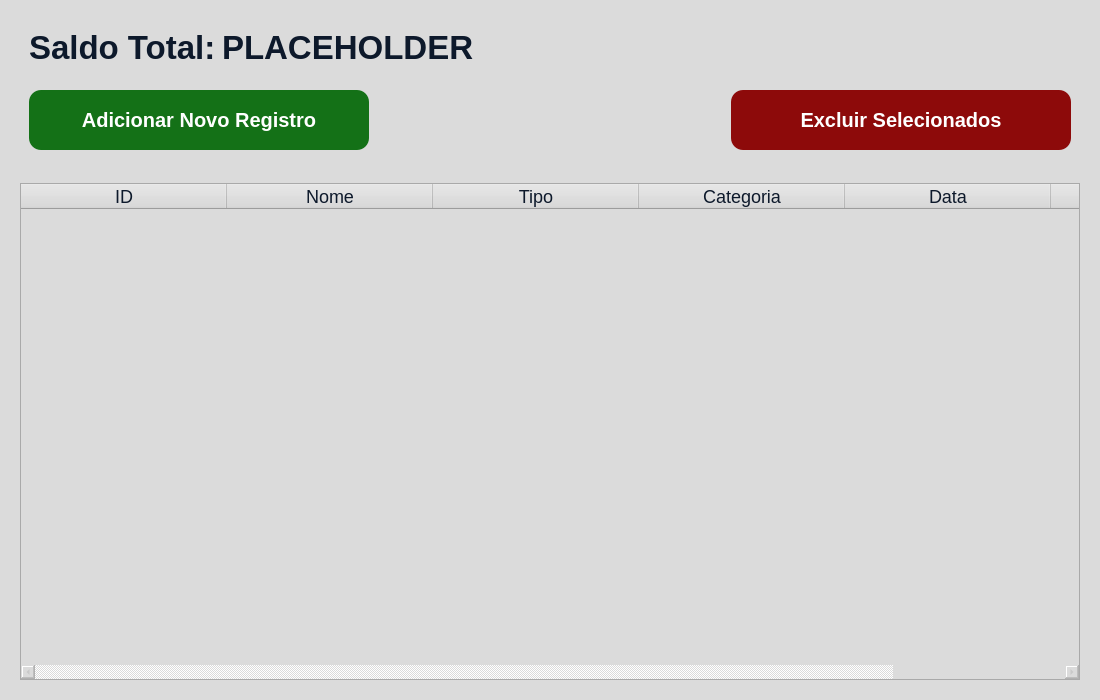
Qt form ui/BalancoWindow.ui (kawlu/Atlas-Finance) before a commit.
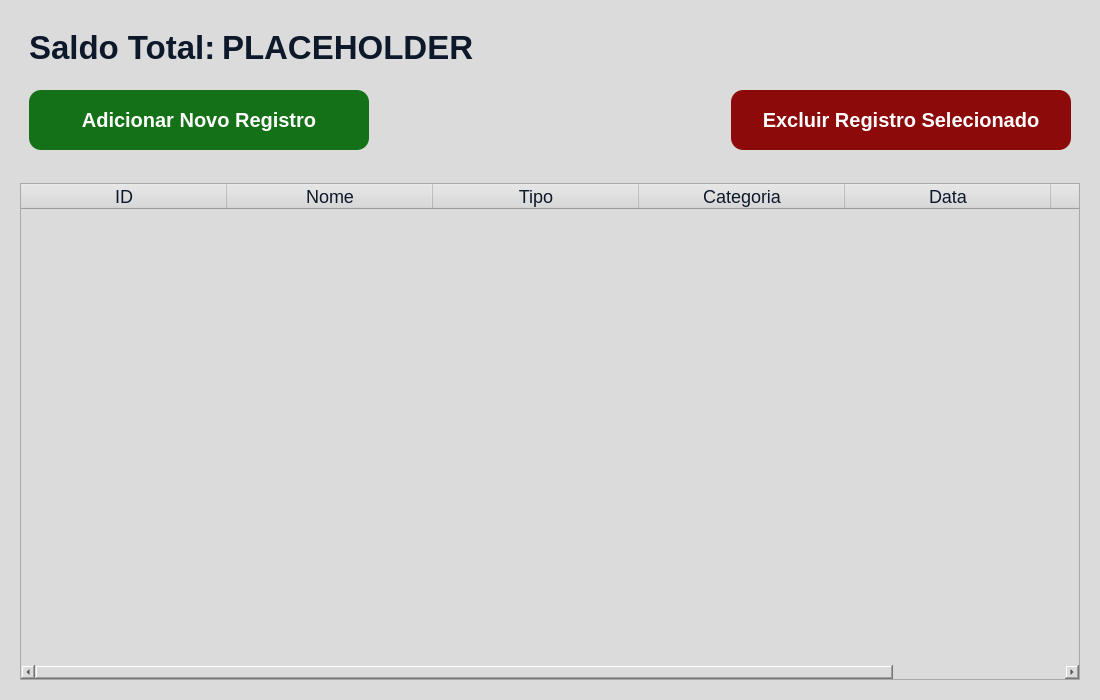
The same form after that commit.

Commit message: ajustando tela de balanço

```diff
--- a/ui/BalancoWindow.ui
+++ b/ui/BalancoWindow.ui
@@ -186,7 +186,7 @@
 min-height: 40px;</string>
            </property>
            <property name="text">
-            <string>Excluir Selecionados</string>
+            <string>Excluir Registro Selecionado</string>
            </property>
            <property name="iconSize">
             <size>
@@ -217,7 +217,7 @@
       <item>
        <widget class="QTableWidget" name="tabela_Registros">
         <property name="enabled">
-         <bool>false</bool>
+         <bool>true</bool>
         </property>
         <property name="sizePolicy">
          <sizepolicy hsizetype="MinimumExpanding" vsizetype="Expanding">
```
Left out of the diff: 9 changed lines with no effect on the pictures. The commit also changes 1 other file.
